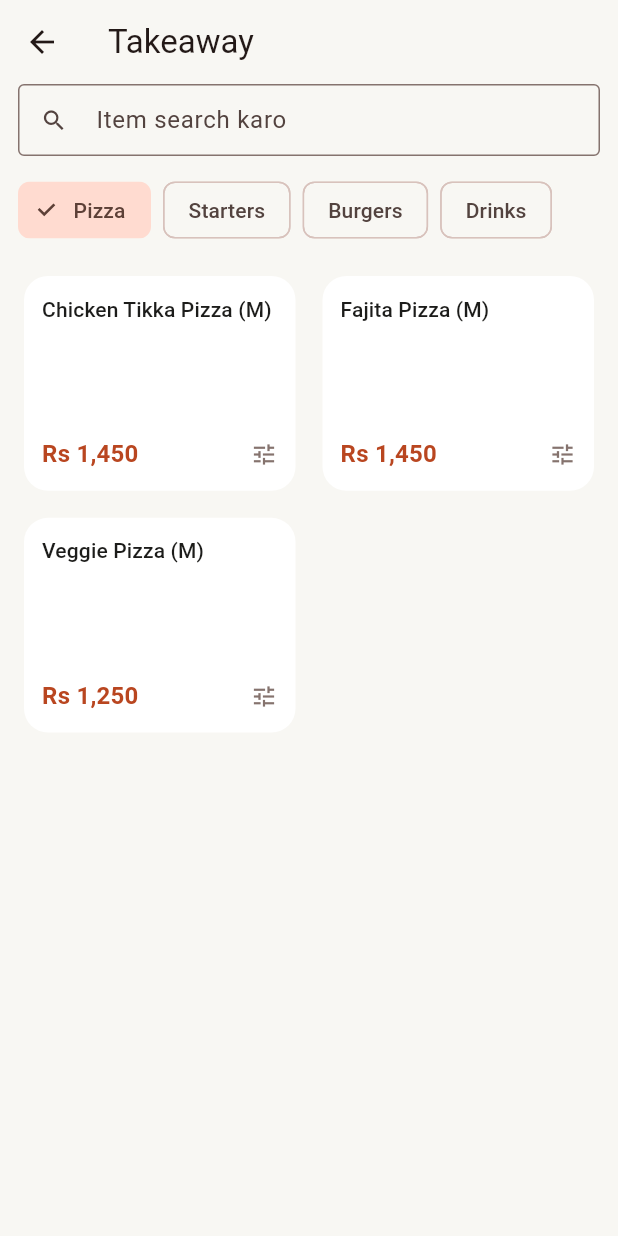
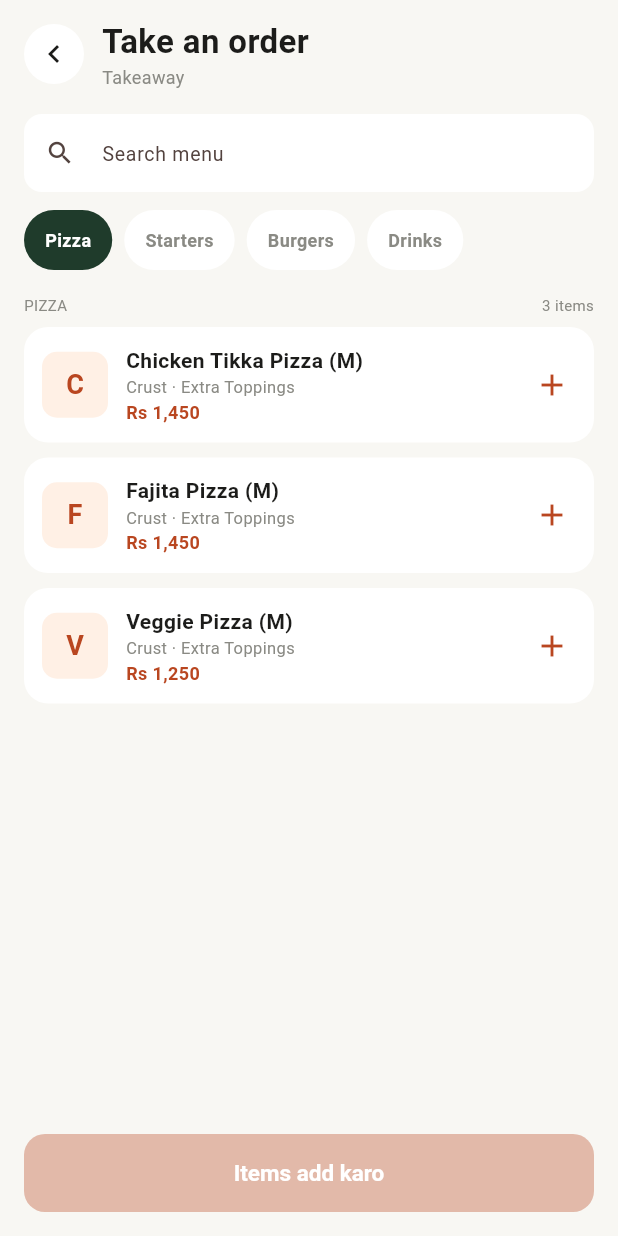
Before and after one commit to zainkhan-bit/punchit, a Flutter app: the MenuScreen screen opened directly, on a phone screen of 412 x 824 dp. Run offline on Flutter 3.47's test engine with Material 3 defaults, Android fonts, the phone set to English and light mode, and no system bars.

Commit message:
Menu Screen changes

```diff
--- a/app/lib/screens/menu_screen.dart
+++ b/app/lib/screens/menu_screen.dart
@@ -5,8 +5,9 @@ import '../core/app_theme.dart';
 import '../data/pos_repository.dart';
 import '../models/models.dart';
 import '../providers/order_provider.dart';
-import '../widgets/item_options_sheet.dart';
-import '../widgets/table_select_sheet.dart';
+import '../widgets/ui_kit.dart';
+import 'choose_table_screen.dart';
+import 'item_options_screen.dart';
 import 'order_summary_screen.dart';
 
 class MenuScreen extends StatefulWidget {
@@ -19,7 +20,7 @@ class MenuScreen extends StatefulWidget {
 class _MenuScreenState extends State<MenuScreen> {
   List<MenuCategory> _categories = [];
   List<MenuItem> _items = [];
-  int? _selectedCategoryId;
+  int _categoryIndex = 0;
   String _search = '';
   bool _loading = true;
 
@@ -37,7 +38,6 @@ class _MenuScreenState extends State<MenuScreen> {
     setState(() {
       _categories = cats;
       _items = items;
-      _selectedCategoryId = cats.isNotEmpty ? cats.first.id : null;
       _loading = false;
     });
   }
@@ -47,36 +47,36 @@ class _MenuScreenState extends State<MenuScreen> {
       final q = _search.toLowerCase();
       return _items.where((i) => i.name.toLowerCase().contains(q)).toList();
     }
-    return _items.where((i) => i.categoryId == _selectedCategoryId).toList();
+    if (_categories.isEmpty) return _items;
+    final catId = _categories[_categoryIndex].id;
+    return _items.where((i) => i.categoryId == catId).toList();
   }
 
-  Future<void> _onItemTap(MenuItem item) async {
-    if (!item.isAvailable) {
+  void _notAvailable(MenuItem item) {
     ScaffoldMessenger.of(context).showSnackBar(
         SnackBar(content: Text('${item.name} abhi available nahi')));
+  }
+
+  Future<void> _openOptions(MenuItem item) async {
+    if (!item.isAvailable) return _notAvailable(item);
+    final order = context.read<OrderProvider>();
+    final cartItem = await ItemOptionsScreen.open(context, item);
+    if (cartItem != null) order.addToCart(cartItem);
+  }
+
+  void _quickAdd(MenuItem item) {
+    if (!item.isAvailable) return _notAvailable(item);
+    if (item.modifierGroups.any((g) => g.minSelect > 0)) {
+      _openOptions(item);
       return;
     }
     final order = context.read<OrderProvider>();
-    final wasEmpty = order.cart.isEmpty;
-
-    final cartItem = await showItemOptionsSheet(context, item);
-    if (cartItem == null || !mounted) return;
-    order.addToCart(cartItem);
-
-    // Pehla item add hua -> table/customer details lo
-    if (wasEmpty) {
-      if (order.isDineIn && !order.hasTableDetails) {
-        await showTableSelectSheet(context);
-      } else if (!order.isDineIn) {
-        await showCustomerSheet(context);
-      }
+    final i = order.cart.indexWhere(
+            (c) => c.item.id == item.id && c.modifiers.isEmpty && c.note.isEmpty);
+    if (i == -1) {
+      order.addToCart(CartItem(item: item, modifiers: []));
     } else {
-      if (!mounted) return;
-      ScaffoldMessenger.of(context).hideCurrentSnackBar();
-      ScaffoldMessenger.of(context).showSnackBar(SnackBar(
-        content: Text('${cartItem.quantity} x ${item.name} added'),
-        duration: const Duration(seconds: 1),
-      ));
+      order.changeQty(i, 1);
     }
   }
 
@@ -87,12 +87,8 @@ class _MenuScreenState extends State<MenuScreen> {
         title: const Text('Order discard karna hai?'),
         content: const Text('Cart mein items hain, woh delete ho jayenge.'),
         actions: [
-          TextButton(
-              onPressed: () => Navigator.pop(ctx, false),
-              child: const Text('Nahi')),
-          TextButton(
-              onPressed: () => Navigator.pop(ctx, true),
-              child: const Text('Haan, discard')),
+          TextButton(onPressed: () => Navigator.pop(ctx, false), child: const Text('Nahi')),
+          TextButton(onPressed: () => Navigator.pop(ctx, true), child: const Text('Haan, discard')),
         ],
       ),
     );
@@ -102,6 +98,11 @@ class _MenuScreenState extends State<MenuScreen> {
   @override
   Widget build(BuildContext context) {
     final order = context.watch<OrderProvider>();
+    final items = _visibleItems;
+    final subtitle = order.isDineIn
+        ? '${order.hall?.name ?? ''} · T${order.table?.tableNumber ?? '-'} · ${order.server?.name ?? ''}'
+        : (order.customerName.isEmpty ? 'Takeaway' : 'Takeaway · ${order.customerName}');
+    const small = TextStyle(fontSize: 10, color: AppColors.textSecondary);
 
     return PopScope(
       canPop: order.cart.isEmpty,
@@ -114,119 +115,108 @@ class _MenuScreenState extends State<MenuScreen> {
         }
       },
       child: Scaffold(
-        appBar: AppBar(
-          title: Text(order.isDineIn ? 'Dine-in' : 'Takeaway'),
-          bottom: PreferredSize(
-            preferredSize: const Size.fromHeight(56),
-            child: Padding(
-              padding: const EdgeInsets.fromLTRB(12, 0, 12, 8),
+        body: SafeArea(
+          child: Column(
+            children: [
+              ScreenHeader(
+                title: 'Take an order',
+                subtitle: subtitle,
+                trailing: order.isDineIn
+                    ? IconButton(
+                  tooltip: 'Table badlo',
+                  icon: const Icon(Icons.table_restaurant_outlined),
+                  onPressed: () => Navigator.of(context).push(
+                    MaterialPageRoute<void>(
+                      builder: (_) => const ChooseTableScreen(changeOnly: true),
+                    ),
+                  ),
+                )
+                    : null,
+              ),
+              Padding(
+                padding: const EdgeInsets.fromLTRB(16, 0, 16, 12),
+                child: Container(
+                  decoration: BoxDecoration(
+                    color: AppColors.card,
+                    borderRadius: BorderRadius.circular(12),
+                  ),
                   child: TextField(
+                    onChanged: (v) => setState(() => _search = v.trim()),
                     decoration: const InputDecoration(
-                  hintText: 'Item search karo',
-                  prefixIcon: Icon(Icons.search),
-                  isDense: true,
-                ),
-                onChanged: (v) => setState(() => _search = v.trim()),
+                      hintText: 'Search menu',
+                      hintStyle: TextStyle(fontSize: 13),
+                      prefixIcon: Icon(Icons.search, size: 20),
+                      border: InputBorder.none,
+                      enabledBorder: InputBorder.none,
+                      focusedBorder: InputBorder.none,
+                      contentPadding: EdgeInsets.symmetric(vertical: 14),
                     ),
                   ),
                 ),
-          actions: [
-            if (order.cart.isNotEmpty) _OrderInfoChip(order: order),
+              ),
+              if (_search.isEmpty && _categories.isNotEmpty)
+                PillScroller(
+                  options: [for (final c in _categories) c.name],
+                  selectedIndex: _categoryIndex,
+                  onChanged: (i) => setState(() => _categoryIndex = i),
+                ),
+              Expanded(
+                child: _loading
+                    ? const Center(child: CircularProgressIndicator())
+                    : ListView(
+                  padding: const EdgeInsets.all(16),
+                  children: [
+                    Row(
+                      children: [
+                        Text(
+                          _search.isNotEmpty
+                              ? 'SEARCH RESULTS'
+                              : _categories.isEmpty
+                              ? 'MENU'
+                              : _categories[_categoryIndex].name.toUpperCase(),
+                          style: small,
+                        ),
+                        const Spacer(),
+                        Text('${items.length} items', style: small),
                       ],
                     ),
-        body: _loading
-            ? const Center(child: CircularProgressIndicator())
-            : Column(
-                children: [
-                  if (_search.isEmpty)
-                    SizedBox(
-                      height: 56,
-                      child: ListView(
-                        scrollDirection: Axis.horizontal,
-                        padding: const EdgeInsets.symmetric(
-                            horizontal: 12, vertical: 8),
-                        children: _categories
-                            .map((c) => Padding(
-                                  padding: const EdgeInsets.only(right: 8),
-                                  child: ChoiceChip(
-                                    label: Text(c.name),
-                                    selected: c.id == _selectedCategoryId,
-                                    onSelected: (_) => setState(
-                                        () => _selectedCategoryId = c.id),
+                    const SizedBox(height: 8),
+                    if (items.isEmpty)
+                      const Padding(
+                        padding: EdgeInsets.all(24),
+                        child: Center(child: Text('Koi item nahi mila')),
                       ),
-                                ))
-                            .toList(),
+                    for (final item in items)
+                      Padding(
+                        padding: const EdgeInsets.only(bottom: 10),
+                        child: _MenuItemCard(
+                          item: item,
+                          qtyInCart: order.cart
+                              .where((c) => c.item.id == item.id)
+                              .fold(0, (s, c) => s + c.quantity),
+                          onTap: () => _openOptions(item),
+                          onAdd: () => _quickAdd(item),
                         ),
                       ),
-                  Expanded(
-                    child: GridView.builder(
-                      padding: const EdgeInsets.all(12),
-                      gridDelegate:
-                          const SliverGridDelegateWithMaxCrossAxisExtent(
-                        maxCrossAxisExtent: 220,
-                        mainAxisSpacing: 10,
-                        crossAxisSpacing: 10,
-                        childAspectRatio: 1.25,
+                  ],
                 ),
-                      itemCount: _visibleItems.length,
-                      itemBuilder: (_, i) => _MenuItemCard(
-                        item: _visibleItems[i],
-                        qtyInCart: order.cart
-                            .where((c) => c.item.id == _visibleItems[i].id)
-                            .fold(0, (s, c) => s + c.quantity),
-                        onTap: () => _onItemTap(_visibleItems[i]),
+              ),
+              Padding(
+                padding: const EdgeInsets.all(16),
+                child: PrimaryButton(
+                  label: order.cart.isEmpty
+                      ? 'Items add karo'
+                      : 'View order · ${order.itemCount} items · ${rs(order.subtotal)}',
+                  onPressed: order.cart.isEmpty
+                      ? null
+                      : () => Navigator.of(context).push(
+                    MaterialPageRoute<void>(builder: (_) => const OrderSummaryScreen()),
                   ),
                 ),
               ),
             ],
           ),
-        bottomNavigationBar: order.cart.isEmpty
-            ? null
-            : SafeArea(
-                child: Padding(
-                  padding: const EdgeInsets.all(12),
-                  child: ElevatedButton(
-                    style: ElevatedButton.styleFrom(
-                      minimumSize: const Size.fromHeight(52),
-                      backgroundColor: Theme.of(context).colorScheme.primary,
-                      foregroundColor: Theme.of(context).colorScheme.onPrimary,
         ),
-                    onPressed: () => Navigator.of(context).push(
-                      MaterialPageRoute(
-                          builder: (_) => const OrderSummaryScreen()),
-                    ),
-                    child: Text(
-                        'View Order (${order.itemCount})   ${rs(order.subtotal)}'),
-                  ),
-                ),
-              ),
-      ),
-    );
-  }
-}
-
-class _OrderInfoChip extends StatelessWidget {
-  final OrderProvider order;
-
-  const _OrderInfoChip({required this.order});
-
-  @override
-  Widget build(BuildContext context) {
-    final label = order.isDineIn
-        ? (order.table == null
-            ? 'Table select karo'
-            : '${order.hall!.name} T${order.table!.tableNumber} · ${order.server!.name}')
-        : (order.customerName.isEmpty ? 'Customer' : order.customerName);
-
-    return Padding(
-      padding: const EdgeInsets.only(right: 8),
-      child: ActionChip(
-        avatar: Icon(order.isDineIn ? Icons.table_restaurant : Icons.person,
-            size: 18),
-        label: Text(label),
-        onPressed: () => order.isDineIn
-            ? showTableSelectSheet(context)
-            : showCustomerSheet(context),
       ),
     );
   }
@@ -236,67 +226,88 @@ class _MenuItemCard extends StatelessWidget {
   final MenuItem item;
   final int qtyInCart;
   final VoidCallback onTap;
+  final VoidCallback onAdd;
 
   const _MenuItemCard({
     required this.item,
     required this.qtyInCart,
     required this.onTap,
+    required this.onAdd,
   });
 
   @override
   Widget build(BuildContext context) {
-    final cs = Theme.of(context).colorScheme;
-    final t = Theme.of(context).textTheme;
+    final details = !item.isAvailable
+        ? 'Not available'
+        : item.hasOptions
+        ? item.modifierGroups.map((g) => g.name).join(' · ')
+        : 'Tap for comment & qty';
 
     return Opacity(
       opacity: item.isAvailable ? 1 : 0.45,
-      child: Card(
-        clipBehavior: Clip.antiAlias,
-        child: InkWell(
+      child: InfoCard(
         onTap: onTap,
-          child: Stack(
+        padding: const EdgeInsets.fromLTRB(12, 12, 4, 12),
+        child: Row(
           children: [
-              Padding(
-                padding: const EdgeInsets.all(12),
+            Container(
+              width: 44,
+              height: 44,
+              alignment: Alignment.center,
+              decoration: BoxDecoration(
+                color: AppColors.peach,
+                borderRadius: BorderRadius.circular(10),
+              ),
+              child: Text(
+                item.name[0],
+                style: const TextStyle(
+                  fontSize: 18,
+                  fontWeight: FontWeight.bold,
+                  color: AppColors.primary,
+                ),
+              ),
+            ),
+            const SizedBox(width: 12),
+            Expanded(
               child: Column(
                 crossAxisAlignment: CrossAxisAlignment.start,
                 children: [
-                    Text(item.name,
+                  Text(
+                    item.name,
                     maxLines: 2,
                     overflow: TextOverflow.ellipsis,
-                        style: t.titleSmall),
-                    const Spacer(),
-                    Row(
-                      children: [
-                        Text(rs(item.price),
-                            style: t.titleMedium?.copyWith(
-                                color: cs.primary,
-                                fontWeight: FontWeight.bold)),
-                        const Spacer(),
-                        if (item.hasOptions)
-                          Icon(Icons.tune, size: 18, color: cs.outline),
-                      ],
+                    style: const TextStyle(fontSize: 14, fontWeight: FontWeight.w600),
                   ),
-                    if (!item.isAvailable)
-                      Text('Not available',
-                          style: t.bodySmall?.copyWith(color: cs.error)),
-                  ],
+                  Text(
+                    details,
+                    style: TextStyle(
+                      fontSize: 11,
+                      color: item.isAvailable
+                          ? AppColors.textSecondary
+                          : Theme.of(context).colorScheme.error,
                     ),
                   ),
-              if (qtyInCart > 0)
-                Positioned(
-                  top: 6,
-                  right: 6,
-                  child: CircleAvatar(
-                    radius: 12,
-                    backgroundColor: cs.primary,
-                    child: Text('$qtyInCart',
-                        style: TextStyle(color: cs.onPrimary, fontSize: 12)),
+                  Text(
+                    rs(item.price),
+                    style: const TextStyle(
+                      fontSize: 12,
+                      fontWeight: FontWeight.w600,
+                      color: AppColors.primary,
                     ),
                   ),
                 ],
               ),
             ),
+            if (qtyInCart > 0)
+              Text('×$qtyInCart',
+                  style: const TextStyle(fontSize: 12, fontWeight: FontWeight.w600)),
+            IconButton(
+              tooltip: 'Add',
+              onPressed: onAdd,
+              icon: const Icon(Icons.add, color: AppColors.primary),
+            ),
+          ],
+        ),
       ),
     );
   }
```
Lines whose indentation alone changed are shown as unchanged.
